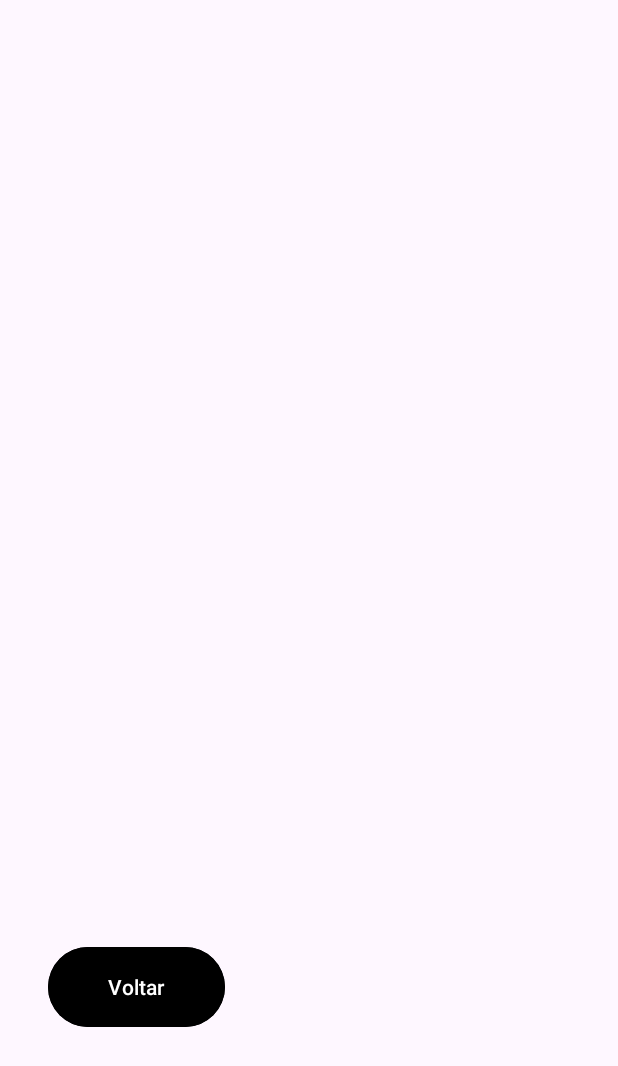
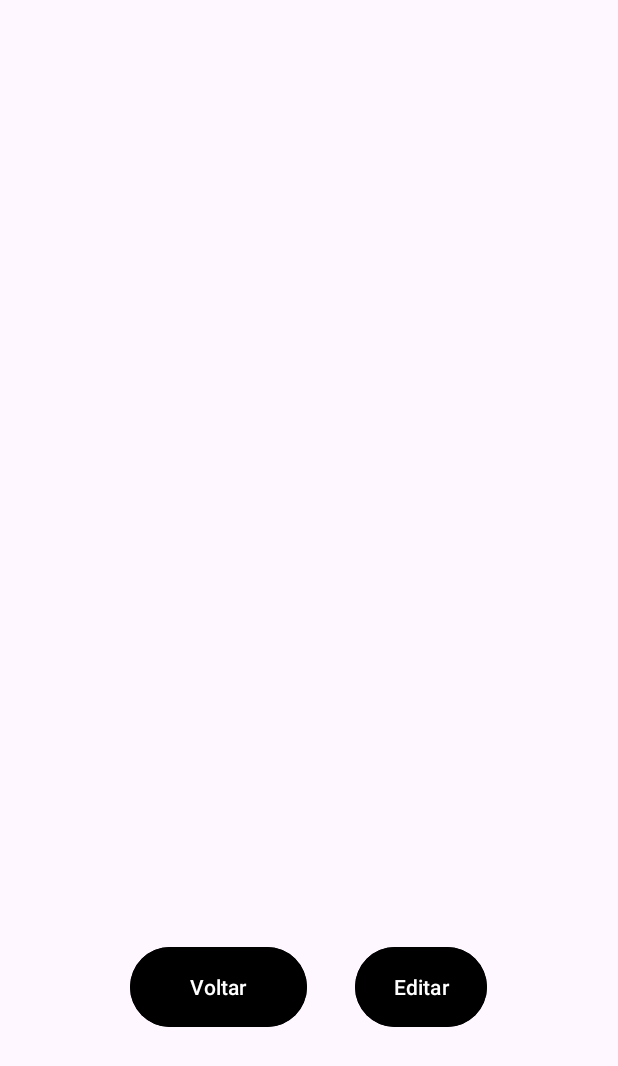
Before and after one commit to DiogoH79/AgendaContatos, an Android app: the ListaContatosActivity screen opened directly, with no data from a screen before it, on a phone screen of 412 x 824 dp. Shown: the top 1066 px of the screen. Run offline under Robolectric (Android 15) with nearby library versions, the phone set to English and light mode, and no system bars.

Commit message:
app atualizado

```diff
--- a/app/src/main/java/com/diogo/agendadecontatos/controller/ContatoController.java
+++ b/app/src/main/java/com/diogo/agendadecontatos/controller/ContatoController.java
@@ -33,4 +33,8 @@ public class ContatoController {
     public ArrayList<Contato> getListaContatos() {
         return listaContatos;
     }
+
+    public void removerContato(Contato contato) {
+        listaContatos.remove(contato);
+    }
 }
--- a/app/src/main/java/com/diogo/agendadecontatos/model/Contato.java
+++ b/app/src/main/java/com/diogo/agendadecontatos/model/Contato.java
@@ -21,5 +21,4 @@ public class Contato {
 
     public String getEmail() {
         return email;
-    }
-}
+    }}
--- a/app/src/main/java/com/diogo/agendadecontatos/view/ListaContatosActivity.java
+++ b/app/src/main/java/com/diogo/agendadecontatos/view/ListaContatosActivity.java
@@ -20,6 +20,7 @@ public class ListaContatosActivity extends AppCompatActivity {
     private ContatoController contatoController;
     private Button btnVoltar;
 
+
     @Override
     protected void onCreate(Bundle savedInstanceState) {
         super.onCreate(savedInstanceState);
@@ -30,6 +31,13 @@ public class ListaContatosActivity extends AppCompatActivity {
             Intent intent = new Intent(ListaContatosActivity.this, MainActivity.class);
             startActivity(intent);
             finish();
+        });
+
+        Button btnEditar = findViewById(R.id.btnEditar);
+
+        btnEditar.setOnClickListener(v -> {
+            Intent intent = new Intent(ListaContatosActivity.this, EditarContatosActivity.class);
+            startActivity(intent);
         });
 
         listViewContatos = findViewById(R.id.listViewContatos);
--- a/app/src/main/res/layout/activity_lista_contatos.xml
+++ b/app/src/main/res/layout/activity_lista_contatos.xml
@@ -11,6 +11,13 @@
         android:layout_width="wrap_content"
         android:layout_height="595dp" />
 
+    <LinearLayout
+        android:layout_width="wrap_content"
+        android:layout_height="wrap_content"
+        android:orientation="horizontal"
+        android:layout_gravity="center">
+
+
     <Button
         android:id="@+id/btnVoltar"
         android:layout_width="118dp"
@@ -19,4 +26,14 @@
         android:backgroundTint="@color/black"
         android:text="@string/txt_button_voltar"
         />
+
+    <Button
+        android:id="@+id/btnEditar"
+        android:layout_width="wrap_content"
+        android:layout_height="61dp"
+        android:layout_margin="16dp"
+        android:backgroundTint="@color/black"
+        android:text="Editar" />
+
+    </LinearLayout>
 </LinearLayout>
```
Also changed, not shown: app/src/main/AndroidManifest.xml (+5 -4 lines), app/src/main/java/com/diogo/agendadecontatos/view/EditarContatosActivity.java (added, +61 -0 lines), app/src/main/res/layout/activity_editar_contatos.xml (added, +35 -0 lines).
